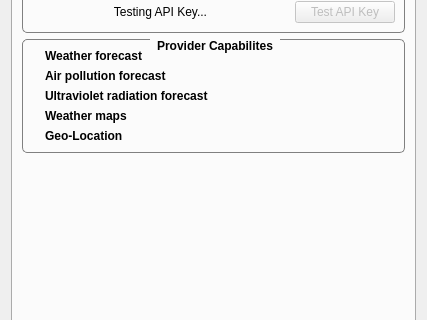
Before: the Qt Designer form ConfigurationDialog.ui in FelixdelasPozas/TrayWeather, drawn with Qt 5; both pictures show x 0 to 427 and y 145 to 465 of the 427 by 571 pixel window.
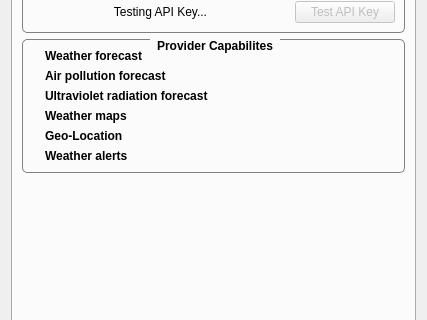
After: the same form once the commit is applied. The open tabs and pages were chosen to show the change. Icons and pictures are not drawn. Custom widgets are drawn as their Qt base class.

Commit message: Working weather alerts (untested). Update context menu using provider capabilities.

```diff
--- a/ConfigurationDialog.ui
+++ b/ConfigurationDialog.ui
@@ -995,6 +995,38 @@
             </property>
            </widget>
           </item>
+          <item row="5" column="0">
+           <widget class="QLabel" name="m_alertsCheck">
+            <property name="maximumSize">
+             <size>
+              <width>16</width>
+              <height>16</height>
+             </size>
+            </property>
+            <property name="text">
+             <string/>
+            </property>
+            <property name="pixmap">
+             <pixmap resource="rsc/resources.qrc">:/TrayWeather/no-cross.svg</pixmap>
+            </property>
+            <property name="scaledContents">
+             <bool>true</bool>
+            </property>
+           </widget>
+          </item>
+          <item row="5" column="1">
+           <widget class="QLabel" name="label_10">
+            <property name="font">
+             <font>
+              <weight>75</weight>
+              <bold>true</bold>
+             </font>
+            </property>
+            <property name="text">
+             <string>Weather alerts</string>
+            </property>
+           </widget>
+          </item>
          </layout>
         </widget>
        </item>
```
The commit also changes 8 other files.
